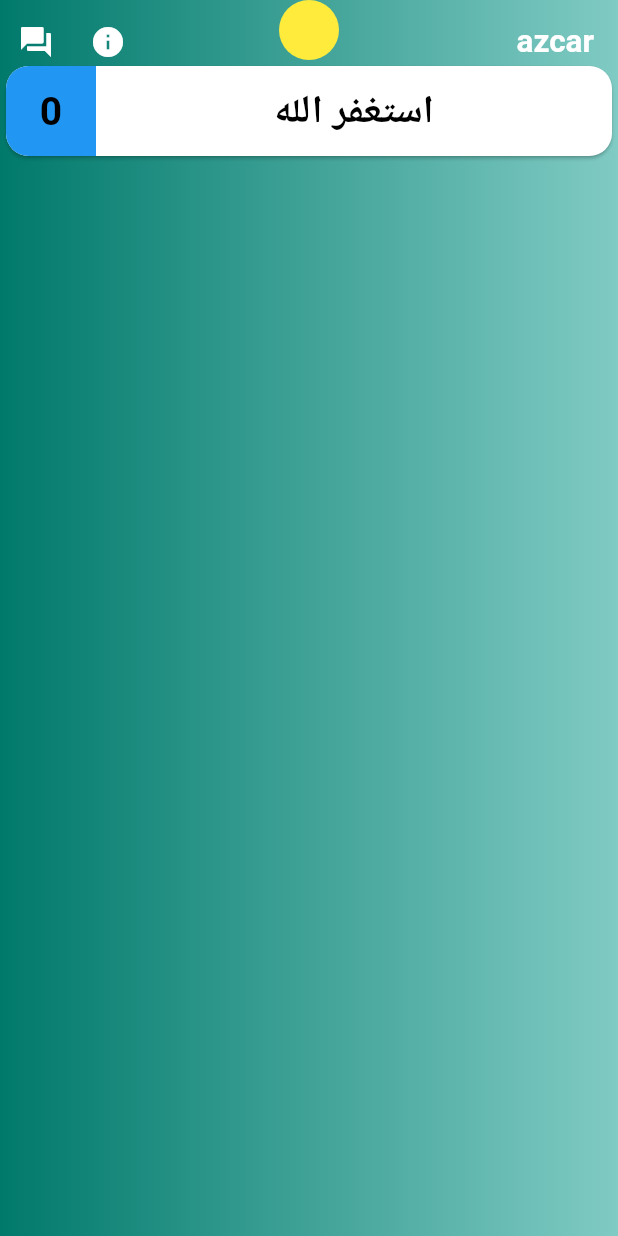
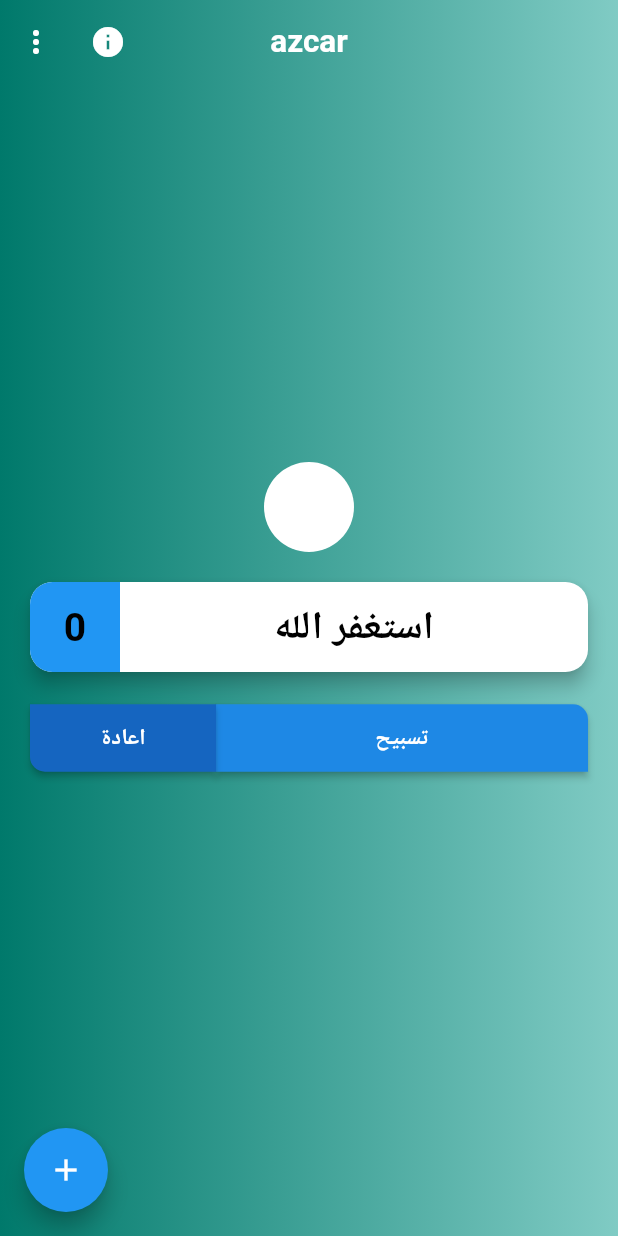
Before and after one commit to rashaEmadkahil/vp12_azkar_app, a Flutter app: the screen it shows after launch, on a phone screen of 412 x 824 dp. Run offline on Flutter 3.47's test engine with Material 2 defaults, Android fonts, the phone set to English and light mode, and no system bars.

Commit message:
sec commit

```diff
--- a/lib/screens/azcar_screen.dart
+++ b/lib/screens/azcar_screen.dart
@@ -10,6 +10,9 @@ class AzcarScreen extends StatefulWidget {
 }
 
 class _AzcarScreenState extends State<AzcarScreen> {
+  int _counter = 0;
+  String _content='استغفر الله';
+
   @override
   Widget build(BuildContext context) {
     return Scaffold(
@@ -20,6 +23,7 @@ class _AzcarScreenState extends State<AzcarScreen> {
         //لاحظ انه حتى لو كانت قيمته صح وحطيت الpushreplacement بردو فش زر رجوع لانها فعليا بتفحص الستاك والستاك صفر
         automaticallyImplyLeading: false,
         title: Text('azcar'),
+        centerTitle: true,
         backgroundColor: Colors.transparent,
         elevation: 0,
         actions: [
@@ -31,66 +35,150 @@ class _AzcarScreenState extends State<AzcarScreen> {
                 });
               },
               icon: Icon(Icons.info)),
-          IconButton(
+          // IconButton(
+          //     onPressed: () {
+          //       Navigator.push(
+          //           context,
+          //           MaterialPageRoute(
+          //               builder: (context) => AboutAppScreen(
+          //                     message: 'About App',
+          //                   )));
+          //     },
+          //     icon: Icon(Icons.question_answer))
+          PopupMenuButton<String>(onSelected: (value) {
+           if(_content!=value){
+             setState(() {
+               _content=value;
+               _counter=0;
+             });
+           }
+          },
+              itemBuilder: (context) {
+
+            return [
+              //لو شلت النوع رح يعطيني ايرور
+              PopupMenuItem(
+                child: Text('استغفر الله'),
+                value: 'استغفر الله',
+                height: 30,
+              ),
+              PopupMenuDivider(),
+              PopupMenuItem(
+                child: Text('الحمد الله'),
+                value: 'الحمد الله',
+                height: 30,
+              ),
+              PopupMenuDivider(),
+              PopupMenuItem(
+                child: Text('سبحان الله'),
+                value: 'سبحان الله',
+                height: 30,
+              ),
+            ];
+          })
+        ],
+      ),
+      floatingActionButton: FloatingActionButton(
         onPressed: () {
-                Navigator.push(
-                    context,
-                    MaterialPageRoute(
-                        builder: (context) => AboutAppScreen(
-                              message: 'About App',
-                            )));
+          setState(() {
+            ++_counter;
+          });
         },
-              icon: Icon(Icons.question_answer))
-        ],
+        child: Icon(Icons.add),
       ),
       body: Container(
         decoration: BoxDecoration(
             gradient: LinearGradient(
                 colors: [Colors.teal.shade700, Colors.teal.shade200])),
+        //لاحظ اللون عبارة عن ستايل من عنصر فما تاثر
+        padding: EdgeInsetsDirectional.only(start: 20, end: 20),
+        child: Center(
           child: Column(
+            mainAxisAlignment: MainAxisAlignment.center,
             children: [
               Container(
-              width: 40,
-              height: 40,
+                width: 60,
+                height: 60,
+                margin: EdgeInsetsDirectional.only(bottom: 20),
                 decoration: BoxDecoration(
                   shape: BoxShape.circle,
-                color: Colors.yellow,
+                  color: Colors.white,
                   //borderRadius: BorderRadius.circular(10)
                 ),
               ),
               Card(
+                elevation: 5,
+                //the default value here canceled
+                margin: EdgeInsetsDirectional.only(bottom: 20
+                    //شلتهم لانه عملت padding عالحاوي الكبير
+                    // , end: 20, start: 20
+                    ),
                 clipBehavior: Clip.antiAlias,
-              shape: RoundedRectangleBorder(borderRadius: BorderRadius.circular(15)
-              ),
+                shape: RoundedRectangleBorder(
+                    borderRadius: BorderRadius.circular(15)),
                 child: Row(
                   children: [
                     Expanded(
-                      child: Text(
-                    'استغفر الله',
+                        child: Text(_content,
                       textAlign: TextAlign.center,
                       style: TextStyle(
                           color: Colors.black,
                           fontSize: 26,
                           fontWeight: FontWeight.bold),
-                  )
-                  ),
+                    )),
                     Container(
                       color: Colors.blue,
                       alignment: Alignment.center,
                       height: 60,
                       width: 60,
-                    child: Text('0',
+                      child: Text(
+                        _counter.toString(),
                         style: TextStyle(
                             color: Colors.black,
                             fontSize: 26,
-                          fontWeight: FontWeight.bold),),
-                  )
-                ],
+                            fontWeight: FontWeight.bold),
                       ),
                     )
                   ],
                 ),
               ),
+              Row(
+                children: [
+                  Expanded(
+                      flex: 2,
+                      child: ElevatedButton(
+                        onPressed: () {
+                          //لمن اعمل ريفرش للبيلد الاشي الوحيد الي مش رح يتاثر هو الcons
+                          //هنا لانه كل statfull اله state  طيب انا لازم اعمم التغيرر عالبيلد لانه الstate حتعمل تاثير على مستوى البيلد فرجاء اعمل ريفريش عليها
+                          setState(() {
+                            ++_counter;
+                          });
+                        },
+                        child: Text('تسبيح'),
+                        style: ElevatedButton.styleFrom(
+                            primary: Colors.blue.shade600,
+                            minimumSize: Size(0, 45),
+                            shape: RoundedRectangleBorder(
+                                borderRadius: BorderRadiusDirectional.only(
+                                    topStart: Radius.circular(10)))),
+                      )),
+                  Expanded(
+                      child: ElevatedButton(
+                    onPressed: () {},
+                    child: Text('اعادة'),
+                    style: ElevatedButton.styleFrom(
+                        primary: Colors.blue.shade800,
+                        minimumSize: Size(0, 45),
+                        shape: RoundedRectangleBorder(
+                            borderRadius: BorderRadiusDirectional.only(
+                                bottomEnd: Radius.circular(10)))),
+                  )),
+                ],
+              )
+            ],
+          ),
+        ),
+      ),
     );
   }
 }
--- a/lib/screens/launch_screen.dart
+++ b/lib/screens/launch_screen.dart
@@ -1,5 +1,4 @@
 import 'package:flutter/material.dart';
-import 'package:google_fonts/google_fonts.dart';
 
 class LaunchScreen extends StatefulWidget {
   const LaunchScreen({Key? key}) : super(key: key);
@@ -37,7 +36,7 @@ class _LaunchScreenState extends State<LaunchScreen> {
         ),
         child: Text(
           'Azkar App',
-          style: GoogleFonts.cairo(
+          style:TextStyle(
             fontWeight: FontWeight.bold,
             fontSize: 24
           )
--- a/pubspec.yaml
+++ b/pubspec.yaml
@@ -37,7 +37,6 @@ dependencies:
   # The following adds the Cupertino Icons font to your application.
   # Use with the CupertinoIcons class for iOS style icons.
   cupertino_icons: ^1.0.2
-  google_fonts: ^2.3.0
 
 dev_dependencies:
   flutter_test:
```
Also changed, not shown: pubspec.lock. Lines whose indentation alone changed are shown as unchanged.
